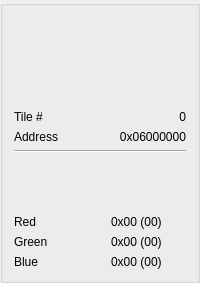
This is Libretro/mgba/src/platform/qt/AssetTile.ui in kiddreads/Avalon-copy2 as Qt 5 draws it before an edit. The edited form follows.
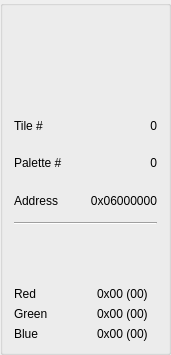
This is the edited form. Custom widgets are drawn as their Qt base class.

Commit message: Qt: Make clicking tiles work

```diff
--- a/Libretro/mgba/src/platform/qt/AssetTile.ui
+++ b/Libretro/mgba/src/platform/qt/AssetTile.ui
@@ -2,6 +2,14 @@
 <ui version="4.0">
  <class>AssetTile</class>
  <widget class="QGroupBox" name="AssetTile">
+  <property name="geometry">
+   <rect>
+    <x>0</x>
+    <y>0</y>
+    <width>171</width>
+    <height>355</height>
+   </rect>
+  </property>
   <property name="sizePolicy">
    <sizepolicy hsizetype="Fixed" vsizetype="Preferred">
     <horstretch>0</horstretch>
@@ -46,6 +54,27 @@
      </item>
     </layout>
    </item>
+   <item>
+    <layout class="QHBoxLayout" name="horizontalLayout_4">
+     <item>
+      <widget class="QLabel" name="label_2">
+       <property name="text">
+        <string>Palette #</string>
+       </property>
+      </widget>
+     </item>
+     <item>
+      <widget class="QLabel" name="paletteId">
+       <property name="text">
+        <string>0</string>
+       </property>
+       <property name="alignment">
+        <set>Qt::AlignRight|Qt::AlignTrailing|Qt::AlignVCenter</set>
+       </property>
+      </widget>
+     </item>
+    </layout>
+   </item>
    <item>
     <layout class="QHBoxLayout" name="horizontalLayout_2">
      <item>
```
The commit also changes 7 other files.
